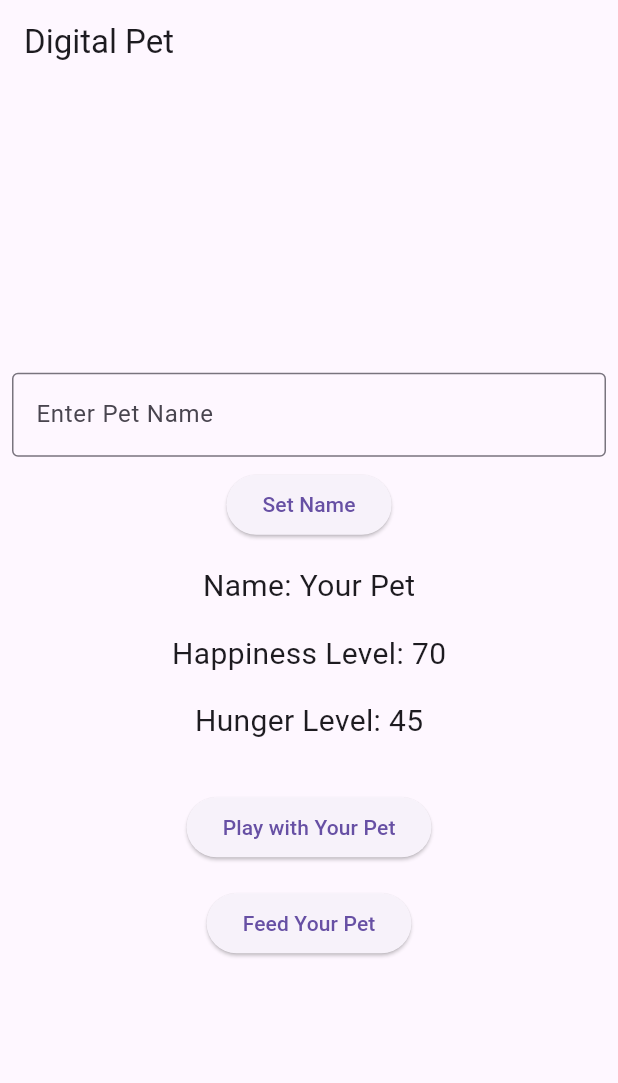
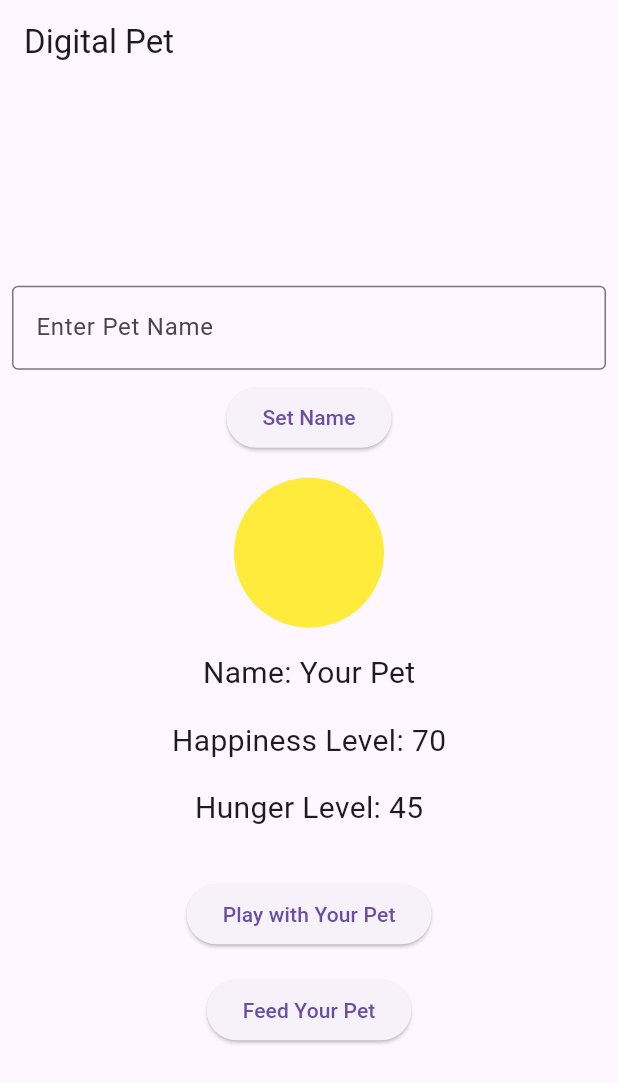
Before and after one commit to anguyen221/state_pet_app, a Flutter app: the screen it shows after launch, after a tap on "Play with Your Pet", after a tap on "Feed Your Pet", on a phone screen of 412 x 824 dp. Shown: the top 1083 px of the screen. Run offline on Flutter 3.47's test engine with Material 3 defaults, Android fonts, the phone set to English and light mode, and no system bars.

Commit message:
Added update pet color based on happiness

```diff
--- a/lib/main.dart
+++ b/lib/main.dart
@@ -15,6 +15,7 @@ class _DigitalPetAppState extends State<DigitalPetApp> {
   String petName = "Your Pet";
   int happinessLevel = 50;
   int hungerLevel = 50;
+  Color petColor = Colors.yellow;
 
   final TextEditingController _nameController = TextEditingController();
 
@@ -24,10 +25,23 @@ class _DigitalPetAppState extends State<DigitalPetApp> {
     });
   }
 
+  void _updatePetColor() {
+    setState(() {
+      if (happinessLevel > 70) {
+        petColor = Colors.green;
+      } else if (happinessLevel < 30) {
+        petColor = Colors.red;
+      } else {
+        petColor = Colors.yellow;
+      }
+    });
+  }
+
   void _playWithPet() {
     setState(() {
       happinessLevel = (happinessLevel + 10).clamp(0, 100);
       _updateHunger();
+      _updatePetColor();
     });
   }
 
@@ -35,6 +49,7 @@ class _DigitalPetAppState extends State<DigitalPetApp> {
     setState(() {
       hungerLevel = (hungerLevel - 10).clamp(0, 100);
       _updateHappiness();
+      _updatePetColor();
     });
   }
 
@@ -79,6 +94,15 @@ class _DigitalPetAppState extends State<DigitalPetApp> {
               child: Text("Set Name"),
             ),
             SizedBox(height: 16.0),
+            Container(
+              width: 100,
+              height: 100,
+              decoration: BoxDecoration(
+                color: petColor,
+                shape: BoxShape.circle,
+              ),
+            ),
+            SizedBox(height: 16.0),
             Text(
               'Name: $petName',
               style: TextStyle(fontSize: 20.0),
```
